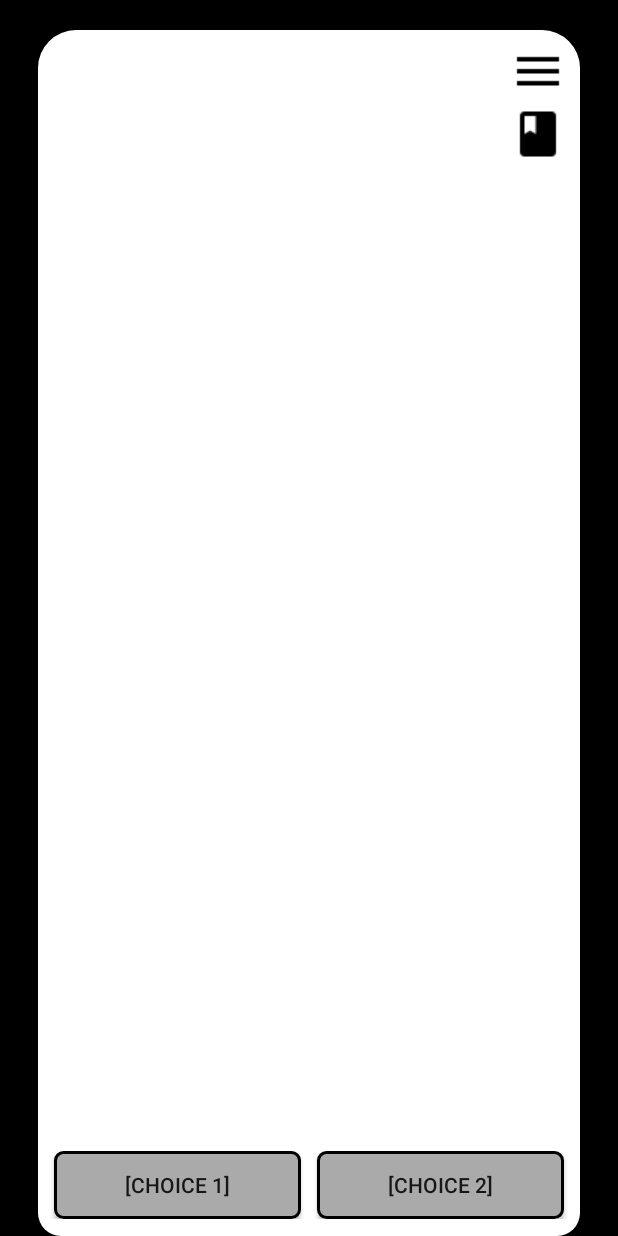
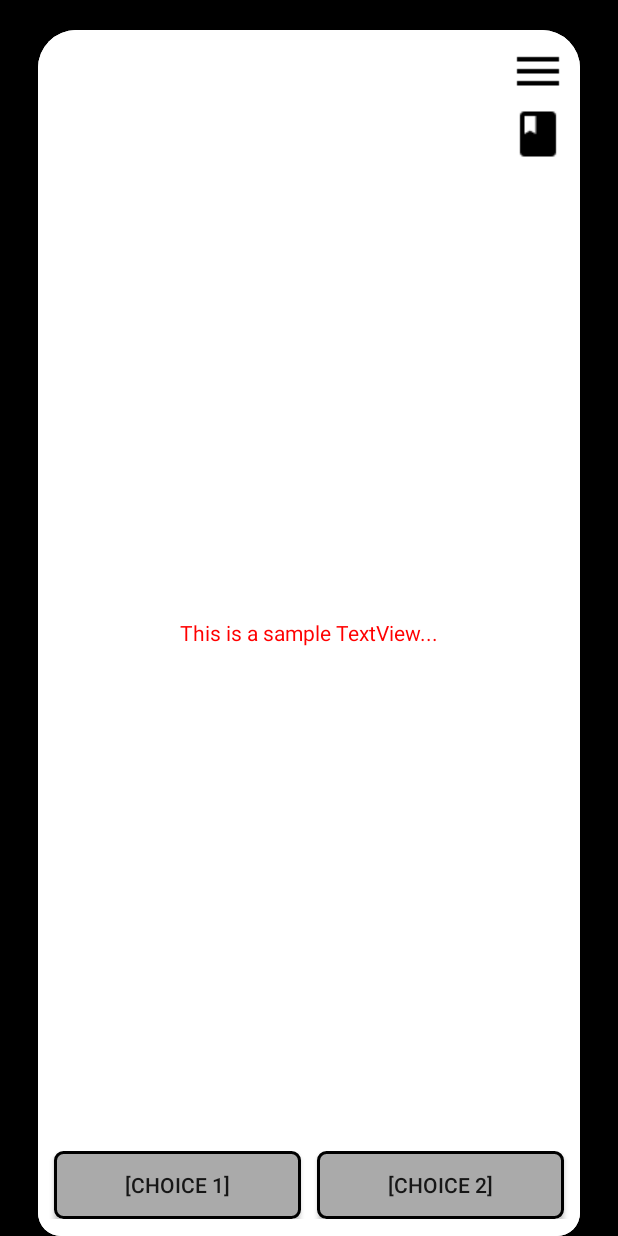
Before and after one commit to Mumen-Rider/ProjectSazorg, an Android app: the screen it shows after launch (MainActivity), on a phone screen of 412 x 824 dp. Run offline under Robolectric (Android 15) with nearby library versions, the phone set to English and light mode, and no system bars.

Commit message:
making text views appear

```diff
--- a/app/src/main/java/com/example/a94688/projectsazorg/MainActivity.java
+++ b/app/src/main/java/com/example/a94688/projectsazorg/MainActivity.java
@@ -1,13 +1,131 @@
 package com.example.a94688.projectsazorg;
 
+import android.graphics.Color;
+import android.graphics.Paint;
+import android.graphics.drawable.Drawable;
+import android.graphics.drawable.ShapeDrawable;
+import android.graphics.drawable.shapes.RectShape;
+import android.support.annotation.DrawableRes;
 import android.support.v7.app.AppCompatActivity;
 import android.os.Bundle;
+import android.view.Gravity;
+import android.view.View;
+import android.widget.Button;
+import android.widget.GridLayout;
+import android.widget.RelativeLayout;
+import android.widget.TextView;
 
 public class MainActivity extends AppCompatActivity {
+
+    GridLayout gl;
 
     @Override
     protected void onCreate(Bundle savedInstanceState) {
         super.onCreate(savedInstanceState);
         setContentView(R.layout.activity_main);
+
+        gl = (GridLayout)findViewById(R.id.Choices);
+
+        // Get the widgets reference from XML layout
+        RelativeLayout rl = (RelativeLayout) findViewById(R.id.rl);
+
+        // Create a TextView programmatically.
+        TextView tv = new TextView(getApplicationContext());
+
+        // Create a LayoutParams for TextView
+        RelativeLayout.LayoutParams lp = new RelativeLayout.LayoutParams(
+                RelativeLayout.LayoutParams.WRAP_CONTENT, // Width of TextView
+                RelativeLayout.LayoutParams.WRAP_CONTENT); // Height of TextView
+
+        // Apply the layout parameters to TextView widget
+        tv.setLayoutParams(lp);
+
+        // Set text to display in TextView
+        tv.setText("This is a sample TextView...");
+
+        // Set a text color for TextView text
+        tv.setTextColor(Color.parseColor("#ff0000"));
+
+        // Add newly created TextView to parent view group (RelativeLayout)
+        rl.addView(tv);
+    }
+
+
+    public void choice1(View view){
+
+        // Get the widgets reference from XML layout
+        RelativeLayout rl = (RelativeLayout) findViewById(R.id.rl);
+
+        // Create a TextView programmatically.
+        TextView tv = new TextView(getApplicationContext());
+
+        // Create a LayoutParams for TextView
+        RelativeLayout.LayoutParams lp = new RelativeLayout.LayoutParams(
+                RelativeLayout.LayoutParams.WRAP_CONTENT, // Width of TextView
+                RelativeLayout.LayoutParams.WRAP_CONTENT); // Height of TextView
+
+        // Apply the layout parameters to TextView widget
+        tv.setLayoutParams(lp);
+
+        // Set text to display in TextView
+        tv.setText("Choice one was pressed...");
+
+        // Set a text color for TextView text
+        tv.setTextColor(Color.parseColor("#ff0000"));
+
+        tv.setBackgroundColor(Color.parseColor("#ffeeee"));
+
+
+        // Add newly created TextView to parent view group (RelativeLayout)
+        rl.addView(tv);
+    }
+
+    public void choice2(View view){
+
+        // Get the widgets reference from XML layout
+        RelativeLayout rl = (RelativeLayout) findViewById(R.id.rl);
+
+        // Create a TextView programmatically.
+        TextView tv = new TextView(getApplicationContext());
+
+        // Create a LayoutParams for TextView
+        RelativeLayout.LayoutParams lp = new RelativeLayout.LayoutParams(
+                RelativeLayout.LayoutParams.WRAP_CONTENT, // Width of TextView
+                RelativeLayout.LayoutParams.WRAP_CONTENT); // Height of TextView
+
+        // Apply the layout parameters to TextView widget
+        tv.setLayoutParams(lp);
+
+        // Set text to display in TextView
+        tv.setText("Choice two was pressed...");
+
+        // Set a text color for TextView text
+        tv.setTextColor(Color.parseColor("#0000ff"));
+
+        tv.setBackgroundColor(Color.parseColor("#eeeeff"));
+
+        tv.setId(Integer.parseInt("choiceTwoText"));
+        // Add newly created TextView to parent view group (RelativeLayout)
+        rl.addView(tv);
+
+        /*// Initializing a ShapeDrawable
+        ShapeDrawable sd = new ShapeDrawable();
+
+        // Specify the shape of ShapeDrawable
+        sd.setShape(new RectShape());
+
+        // Specify the border color of shape
+        sd.getPaint().setColor(Color.RED);
+
+        // Set the border width
+        sd.getPaint().setStrokeWidth(10f);
+
+        // Specify the style is a Stroke
+        sd.getPaint().setStyle(Paint.Style.STROKE);
+
+        sd.getPaint().s
+
+        // Finally, add the drawable background to TextView
+        tv.setBackground(sd);*/
     }
 }
--- a/app/src/main/res/layout/activity_main.xml
+++ b/app/src/main/res/layout/activity_main.xml
@@ -5,7 +5,7 @@
     android:layout_width="match_parent"
     android:layout_height="match_parent"
     android:background="#000000"
-    tools:context="com.example.devs0.plexiusgameapp.MainActivity">
+    tools:context="com.example.a94688.projectsazorg.MainActivity">
 
     <android.support.constraint.ConstraintLayout
         android:layout_width="match_parent"
@@ -14,6 +14,21 @@
         android:layout_marginLeft="25dp"
         android:layout_marginTop="20dp"
         android:background="@drawable/white">
+
+        <RelativeLayout
+            xmlns:android="http://schemas.android.com/apk/res/android"
+            xmlns:tools="http://schemas.android.com/tools"
+            android:id="@+id/rl"
+            android:layout_width="match_parent"
+            android:layout_height="match_parent"
+            android:padding="16dp"
+            tools:context=".MainActivity"
+            android:background="@drawable/white"
+            app:layout_constraintBottom_toTopOf="@id/Choices"
+            android:gravity="center"
+            >
+
+        </RelativeLayout>
 
 
         <ImageView
@@ -56,7 +71,8 @@
                 android:background="@drawable/choices"
                 android:text="[Choice 1]"
                 android:layout_marginLeft="5dp"
-                android:layout_marginRight="5dp"/>
+                android:layout_marginRight="5dp"
+                android:onClick="choice1"/>
 
             <Button
                 android:id="@+id/Choice2"
@@ -67,7 +83,8 @@
                 android:background="@drawable/choices"
                 android:text="[Choice 2]"
                 android:layout_marginLeft="5dp"
-                android:layout_marginRight="5dp"/>
+                android:layout_marginRight="5dp"
+                android:onClick="choice2"/>
         </GridLayout>
 
 
--- a/build.gradle
+++ b/build.gradle
@@ -7,7 +7,7 @@ buildscript {
         jcenter()
     }
     dependencies {
-        classpath 'com.android.tools.build:gradle:3.0.1'
+        classpath 'com.android.tools.build:gradle:3.1.0'
 
 
         // NOTE: Do not place your application dependencies here; they belong
```
Also changed, not shown: gradle/wrapper/gradle-wrapper.properties, 1 other file.
